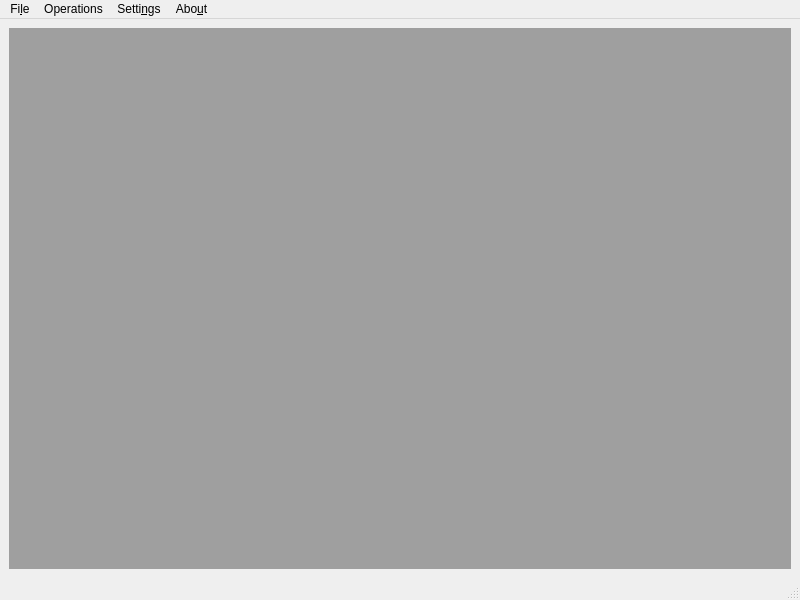
First picture: the form in ui/main.ui, repository danlabici/taskcluster-worker-checker, before the edit.
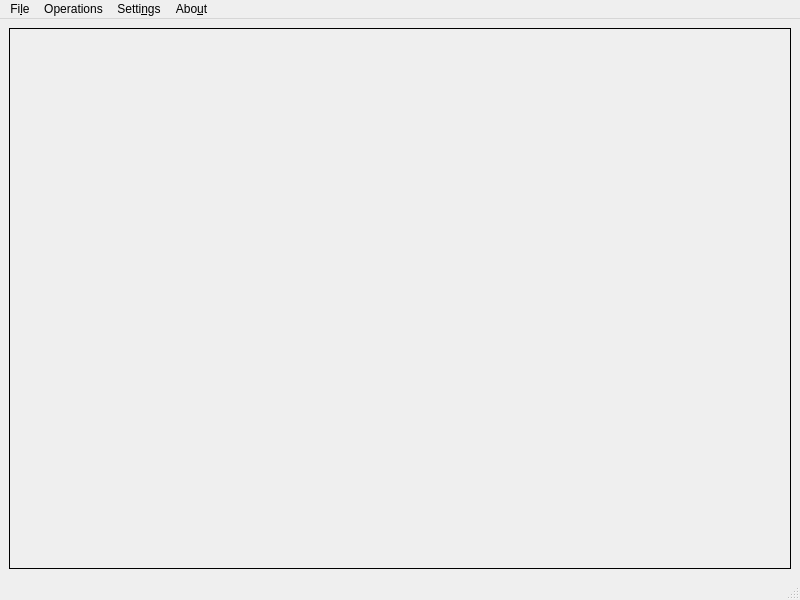
Second picture: the form after the edit.

Patch:
```diff
--- a/ui/main.ui
+++ b/ui/main.ui
@@ -16,7 +16,23 @@
   <widget class="QWidget" name="centralwidget">
    <layout class="QVBoxLayout" name="verticalLayout">
     <item>
-     <widget class="QMdiArea" name="mdiArea"/>
+     <widget class="QMdiArea" name="mdiArea">
+      <property name="frameShape">
+       <enum>QFrame::Box</enum>
+      </property>
+      <property name="background">
+       <brush brushstyle="NoBrush">
+        <color alpha="255">
+         <red>136</red>
+         <green>142</green>
+         <blue>147</blue>
+        </color>
+       </brush>
+      </property>
+      <property name="documentMode">
+       <bool>false</bool>
+      </property>
+     </widget>
     </item>
    </layout>
   </widget>
```
Left out of the diff: 59 changed lines with no effect on the pictures.
